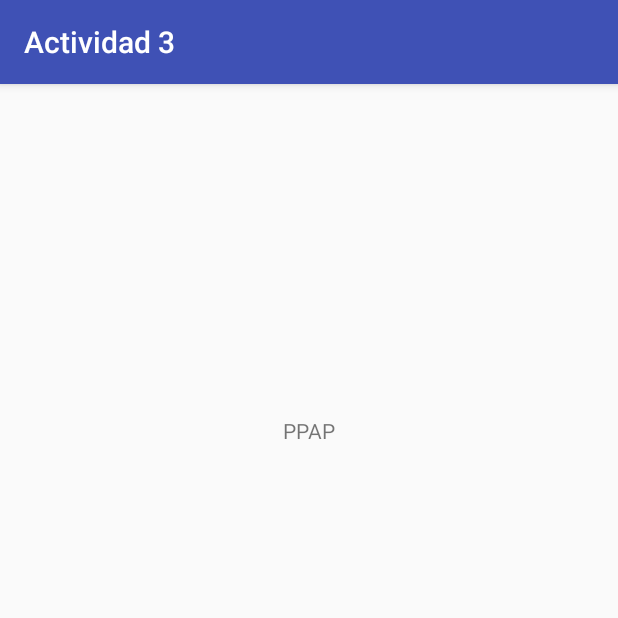
After one commit to javigabbo/Actividad3-Android, an Android app: the Main2Activity screen opened directly, with no data from a screen before it, on a phone screen of 412 x 824 dp, the top half of it. The commit adds this screen. Run offline under Robolectric (Android 15) with nearby library versions, the phone set to English and light mode, and no system bars.

Commit message:
Al iniciar sesión o registrarse con exito se cambia a un nuevo Activity

```diff
--- a/app/src/main/AndroidManifest.xml
+++ b/app/src/main/AndroidManifest.xml
@@ -15,6 +15,7 @@
                 <category android:name="android.intent.category.LAUNCHER" />
             </intent-filter>
         </activity>
+        <activity android:name=".Main2Activity"></activity>
     </application>
 
 </manifest>
--- /dev/null
+++ b/app/src/main/java/com/example/javigabbo/actividad3/Main2Activity.java
@@ -0,0 +1,13 @@
+package com.example.javigabbo.actividad3;
+
+import android.support.v7.app.AppCompatActivity;
+import android.os.Bundle;
+
+public class Main2Activity extends AppCompatActivity {
+
+    @Override
+    protected void onCreate(Bundle savedInstanceState) {
+        super.onCreate(savedInstanceState);
+        setContentView(R.layout.activity_main2);
+    }
+}
--- /dev/null
+++ b/app/src/main/res/layout/activity_main2.xml
@@ -0,0 +1,21 @@
+<?xml version="1.0" encoding="utf-8"?>
+<RelativeLayout xmlns:android="http://schemas.android.com/apk/res/android"
+    xmlns:tools="http://schemas.android.com/tools"
+    android:id="@+id/activity_main2"
+    android:layout_width="match_parent"
+    android:layout_height="match_parent"
+    android:paddingBottom="@dimen/activity_vertical_margin"
+    android:paddingLeft="@dimen/activity_horizontal_margin"
+    android:paddingRight="@dimen/activity_horizontal_margin"
+    android:paddingTop="@dimen/activity_vertical_margin"
+    tools:context="com.example.javigabbo.actividad3.Main2Activity">
+
+    <TextView
+        android:text="PPAP"
+        android:layout_width="wrap_content"
+        android:layout_height="wrap_content"
+        android:layout_alignParentTop="true"
+        android:layout_centerHorizontal="true"
+        android:layout_marginTop="205dp"
+        android:id="@+id/textView" />
+</RelativeLayout>
--- a/libreria/src/main/java/com/example/libreria/QBAdminListener.java
+++ b/libreria/src/main/java/com/example/libreria/QBAdminListener.java
@@ -11,6 +11,7 @@ import java.util.ArrayList;
 public interface QBAdminListener {
 
     public void logeado (boolean blLogeado);
+    public void registrado (boolean blRegistrado);
     public  void datosDescargados (ArrayList<QBBaseCustomObject> datos);
 
 }
```
Also changed, not shown: app/src/main/java/com/example/javigabbo/actividad3/Controlador.java (+29 -2 lines), app/src/main/java/com/example/javigabbo/actividad3/Controlador2.java (added, +8 -0 lines), app/src/main/java/com/example/javigabbo/actividad3/MainActivity.java (+4 -17 lines), libreria/src/main/java/com/example/libreria/QBAdmin.java (+3 -4 lines).
